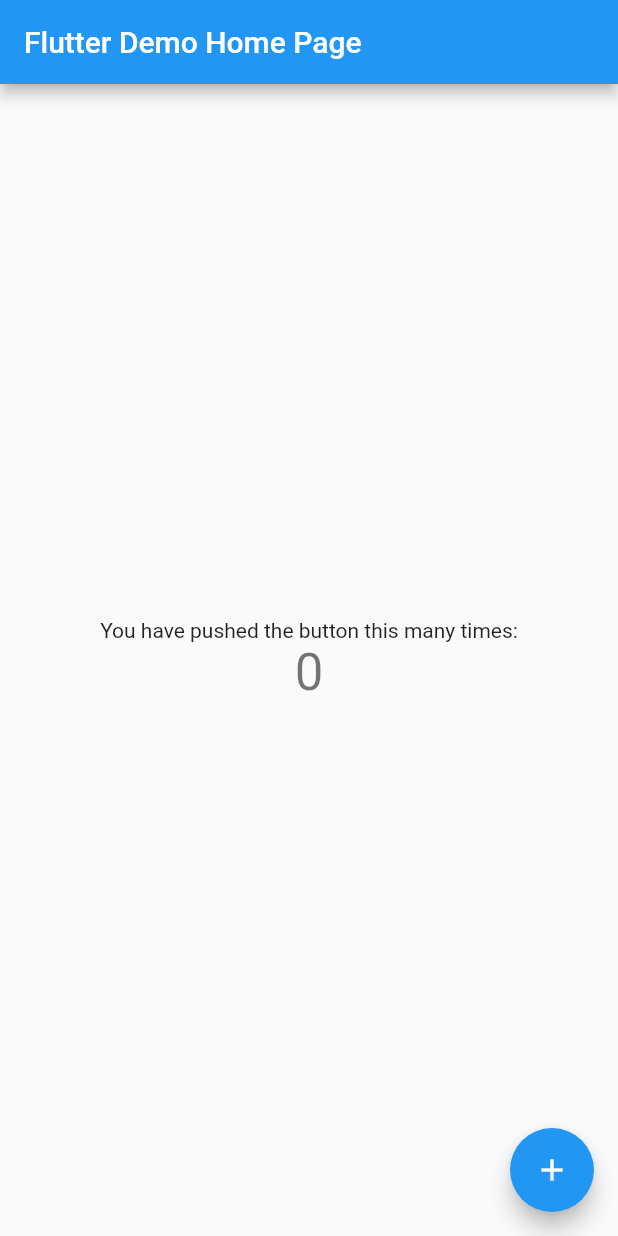
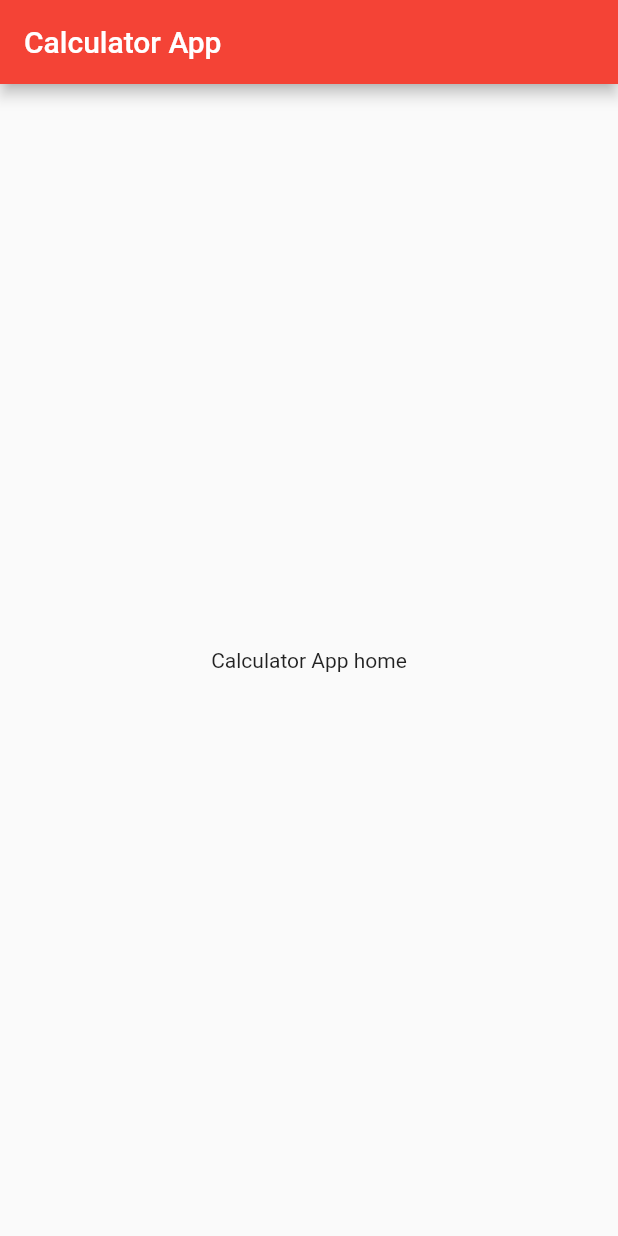
Before and after one commit to PawankumarPK/CalculatorApp, a Flutter app: the screen it shows after launch, on a phone screen of 412 x 824 dp. Run offline on Flutter 3.47's test engine with Material 2 defaults, Android fonts, the phone set to English and light mode, and no system bars.

Commit message:
Add app bar done

```diff
--- /dev/null
+++ b/lib/home_page.dart
@@ -0,0 +1,22 @@
+import 'package:flutter/material.dart';
+
+class HomePage extends StatefulWidget {
+  @override
+  _HomePageState createState() => _HomePageState();
+}
+
+  class _HomePageState extends State<HomePage> {
+  @override
+  Widget build(BuildContext context) {
+    return new Scaffold(
+      appBar: new AppBar(
+        title: new Text("Calculator App"),
+      ),
+      body: new Container(
+        child: new Center(
+          child: new Text("Calculator App home"),
+        ),
+      ),
+    );
+  }
+}
--- a/lib/main.dart
+++ b/lib/main.dart
@@ -1,113 +1,16 @@
 import 'package:flutter/material.dart';
+import 'home_page.dart';
 
-void main() {
-  runApp(MyApp());
-}
+void main() => runApp(MyApp());
+
 
 class MyApp extends StatelessWidget {
-  // This widget is the root of your application.
   @override
   Widget build(BuildContext context) {
     return MaterialApp(
-      title: 'Flutter Demo',
-      theme: ThemeData(
-        // This is the theme of your application.
-        //
-        // Try running your application with "flutter run". You'll see the
-        // application has a blue toolbar. Then, without quitting the app, try
-        // changing the primarySwatch below to Colors.green and then invoke
-        // "hot reload" (press "r" in the console where you ran "flutter run",
-        // or simply save your changes to "hot reload" in a Flutter IDE).
-        // Notice that the counter didn't reset back to zero; the application
-        // is not restarted.
-        primarySwatch: Colors.blue,
-      ),
-      home: MyHomePage(title: 'Flutter Demo Home Page'),
+        title: "The Calculator App",
+        theme: new ThemeData(primarySwatch: Colors.red,),
+        home: new HomePage()
     );
   }
 }
-
-class MyHomePage extends StatefulWidget {
-  MyHomePage({Key key, this.title}) : super(key: key);
-
-  // This widget is the home page of your application. It is stateful, meaning
-  // that it has a State object (defined below) that contains fields that affect
-  // how it looks.
-
-  // This class is the configuration for the state. It holds the values (in this
-  // case the title) provided by the parent (in this case the App widget) and
-  // used by the build method of the State. Fields in a Widget subclass are
-  // always marked "final".
-
-  final String title;
-
-  @override
-  _MyHomePageState createState() => _MyHomePageState();
-}
-
-class _MyHomePageState extends State<MyHomePage> {
-  int _counter = 0;
-
-  void _incrementCounter() {
-    setState(() {
-      // This call to setState tells the Flutter framework that something has
-      // changed in this State, which causes it to rerun the build method below
-      // so that the display can reflect the updated values. If we changed
-      // _counter without calling setState(), then the build method would not be
-      // called again, and so nothing would appear to happen.
-      _counter++;
-    });
-  }
-
-  @override
-  Widget build(BuildContext context) {
-    // This method is rerun every time setState is called, for instance as done
-    // by the _incrementCounter method above.
-    //
-    // The Flutter framework has been optimized to make rerunning build methods
-    // fast, so that you can just rebuild anything that needs updating rather
-    // than having to individually change instances of widgets.
-    return Scaffold(
-      appBar: AppBar(
-        // Here we take the value from the MyHomePage object that was created by
-        // the App.build method, and use it to set our appbar title.
-        title: Text(widget.title),
-      ),
-      body: Center(
-        // Center is a layout widget. It takes a single child and positions it
-        // in the middle of the parent.
-        child: Column(
-          // Column is also a layout widget. It takes a list of children and
-          // arranges them vertically. By default, it sizes itself to fit its
-          // children horizontally, and tries to be as tall as its parent.
-          //
-          // Invoke "debug painting" (press "p" in the console, choose the
-          // "Toggle Debug Paint" action from the Flutter Inspector in Android
-          // Studio, or the "Toggle Debug Paint" command in Visual Studio Code)
-          // to see the wireframe for each widget.
-          //
-          // Column has various properties to control how it sizes itself and
-          // how it positions its children. Here we use mainAxisAlignment to
-          // center the children vertically; the main axis here is the vertical
-          // axis because Columns are vertical (the cross axis would be
-          // horizontal).
-          mainAxisAlignment: MainAxisAlignment.center,
-          children: <Widget>[
-            Text(
-              'You have pushed the button this many times:',
-            ),
-            Text(
-              '$_counter',
-              style: Theme.of(context).textTheme.headline4,
-            ),
-          ],
-        ),
-      ),
-      floatingActionButton: FloatingActionButton(
-        onPressed: _incrementCounter,
-        tooltip: 'Increment',
-        child: Icon(Icons.add),
-      ), // This trailing comma makes auto-formatting nicer for build methods.
-    );
-  }
-}
```
